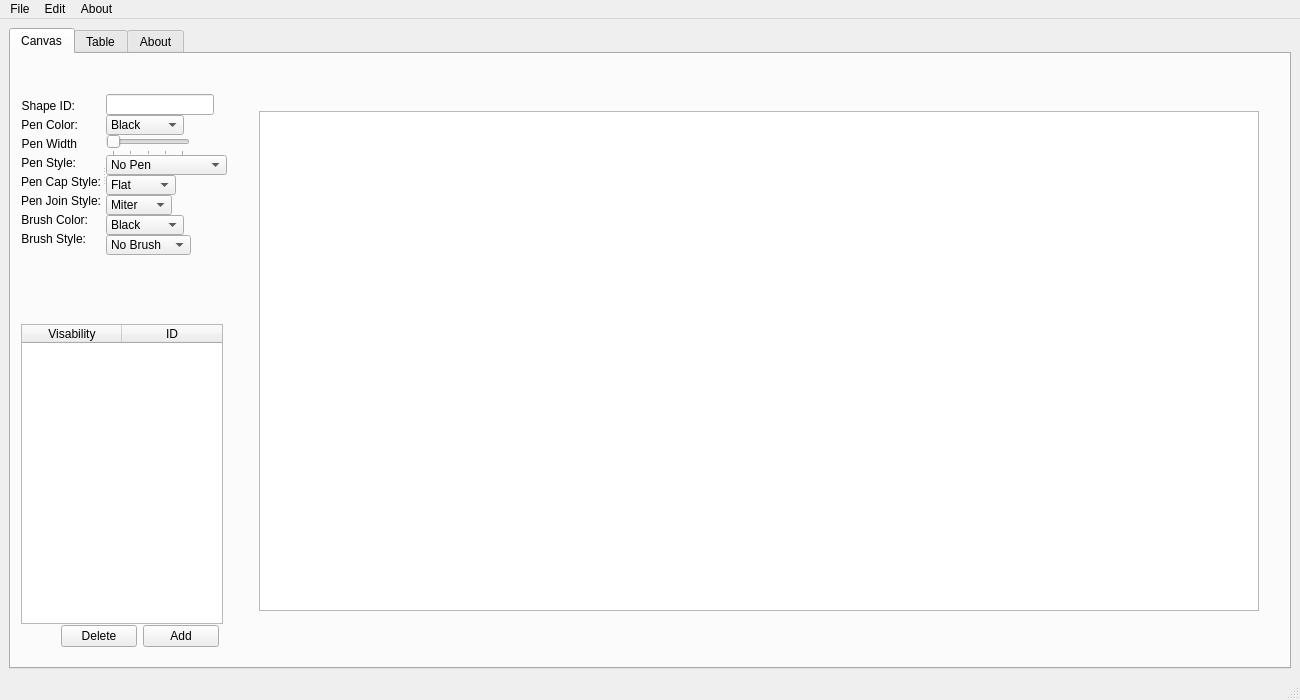
Qt form CoolCats/maininterface.ui (25wes25/include-dad-) before a commit.
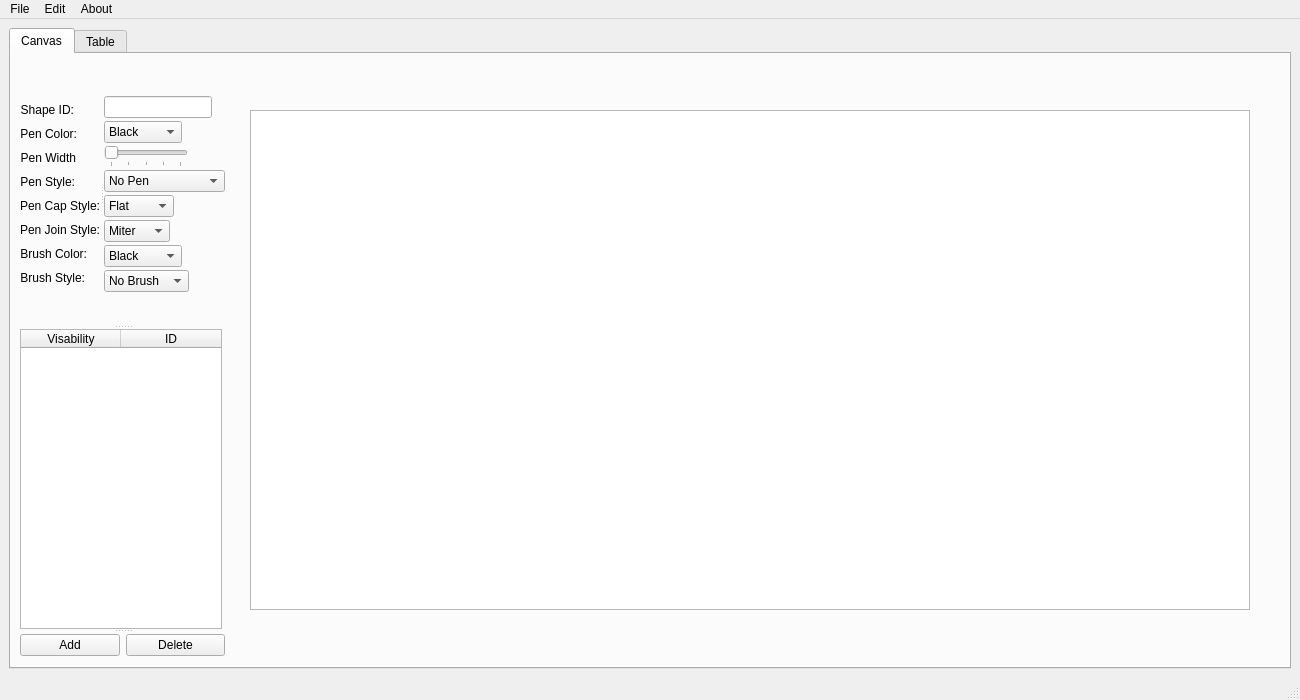
The same form after that commit.

```diff
--- a/CoolCats/maininterface.ui
+++ b/CoolCats/maininterface.ui
@@ -48,90 +48,21 @@
        <attribute name="title">
         <string>Canvas</string>
        </attribute>
-       <widget class="QGraphicsView" name="RenderArea">
-        <property name="geometry">
-         <rect>
-          <x>248</x>
-          <y>57</y>
-          <width>1000</width>
-          <height>500</height>
-         </rect>
-        </property>
-        <property name="sizePolicy">
-         <sizepolicy hsizetype="Fixed" vsizetype="Fixed">
-          <horstretch>0</horstretch>
-          <verstretch>0</verstretch>
-         </sizepolicy>
-        </property>
-        <property name="minimumSize">
-         <size>
-          <width>1000</width>
-          <height>500</height>
-         </size>
-        </property>
-        <property name="maximumSize">
-         <size>
-          <width>0</width>
-          <height>500</height>
-         </size>
-        </property>
-       </widget>
-       <widget class="QTableWidget" name="layerTable">
-        <property name="geometry">
-         <rect>
-          <x>10</x>
-          <y>270</y>
-          <width>202</width>
-          <height>300</height>
-         </rect>
-        </property>
-        <property name="sizePolicy">
-         <sizepolicy hsizetype="Fixed" vsizetype="Expanding">
-          <horstretch>0</horstretch>
-          <verstretch>0</verstretch>
-         </sizepolicy>
-        </property>
-        <property name="minimumSize">
-         <size>
-          <width>202</width>
-          <height>300</height>
-         </size>
-        </property>
-        <property name="maximumSize">
-         <size>
-          <width>202</width>
-          <height>500</height>
-         </size>
-        </property>
-        <property name="sizeAdjustPolicy">
-         <enum>QAbstractScrollArea::AdjustToContents</enum>
-        </property>
-        <property name="autoScrollMargin">
-         <number>16</number>
-        </property>
-        <property name="columnCount">
-         <number>2</number>
-        </property>
-        <column>
-         <property name="text">
-          <string>Visability</string>
-         </property>
-        </column>
-        <column>
-         <property name="text">
-          <string>ID</string>
-         </property>
-        </column>
-       </widget>
+       <layout class="QGridLayout" name="gridLayout_2">
+        <item row="0" column="0">
+         <layout class="QHBoxLayout" name="horizontalLayout">
+          <property name="spacing">
+           <number>25</number>
+          </property>
+          <property name="rightMargin">
+           <number>100</number>
+          </property>
+          <item>
+           <widget class="QSplitter" name="CanvasInfoSplitter">
+            <property name="orientation">
+             <enum>Qt::Vertical</enum>
+            </property>
        <widget class="QSplitter" name="InputSplitter">
-        <property name="geometry">
-         <rect>
-          <x>10</x>
-          <y>10</y>
-          <width>208</width>
-          <height>221</height>
-         </rect>
-        </property>
         <property name="sizePolicy">
          <sizepolicy hsizetype="Fixed" vsizetype="Fixed">
           <horstretch>0</horstretch>
@@ -600,23 +531,47 @@
          </layout>
         </widget>
        </widget>
+            <widget class="QTableWidget" name="layerTable">
+             <property name="sizePolicy">
+              <sizepolicy hsizetype="Fixed" vsizetype="Expanding">
+               <horstretch>0</horstretch>
+               <verstretch>0</verstretch>
+              </sizepolicy>
+             </property>
+             <property name="minimumSize">
+              <size>
+               <width>202</width>
+               <height>300</height>
+              </size>
+             </property>
+             <property name="maximumSize">
+              <size>
+               <width>202</width>
+               <height>500</height>
+              </size>
+             </property>
+             <property name="sizeAdjustPolicy">
+              <enum>QAbstractScrollArea::AdjustToContents</enum>
+             </property>
+             <property name="autoScrollMargin">
+              <number>16</number>
+             </property>
+             <property name="columnCount">
+              <number>2</number>
+             </property>
+             <column>
+              <property name="text">
+               <string>Visability</string>
+              </property>
+             </column>
+             <column>
+              <property name="text">
+               <string>ID</string>
+              </property>
+             </column>
+            </widget>
        <widget class="QWidget" name="layoutWidget_4">
-        <property name="geometry">
-         <rect>
-          <x>50</x>
-          <y>570</y>
-          <width>158</width>
-          <height>25</height>
-         </rect>
-        </property>
         <layout class="QHBoxLayout" name="Adddelete_3">
-         <item>
-          <widget class="QPushButton" name="DeleteObj">
-           <property name="text">
-            <string>Delete</string>
-           </property>
-          </widget>
-         </item>
          <item>
           <widget class="QPushButton" name="AddObject_4">
            <property name="text">
@@ -624,8 +579,42 @@
            </property>
           </widget>
          </item>
-        </layout>
-       </widget>
+              <item>
+               <widget class="QPushButton" name="DeleteObj">
+                <property name="text">
+                 <string>Delete</string>
+                </property>
+               </widget>
+              </item>
+             </layout>
+            </widget>
+           </widget>
+          </item>
+          <item>
+           <widget class="QGraphicsView" name="RenderArea">
+            <property name="sizePolicy">
+             <sizepolicy hsizetype="Fixed" vsizetype="Fixed">
+              <horstretch>0</horstretch>
+              <verstretch>0</verstretch>
+             </sizepolicy>
+            </property>
+            <property name="minimumSize">
+             <size>
+              <width>1000</width>
+              <height>500</height>
+             </size>
+            </property>
+            <property name="maximumSize">
+             <size>
+              <width>0</width>
+              <height>500</height>
+             </size>
+            </property>
+           </widget>
+          </item>
+         </layout>
+        </item>
+       </layout>
       </widget>
       <widget class="QWidget" name="Table">
        <attribute name="title">
@@ -642,53 +631,6 @@
         </property>
        </widget>
       </widget>
-      <widget class="QWidget" name="About">
-       <property name="enabled">
-        <bool>true</bool>
-       </property>
-       <attribute name="title">
-        <string>About</string>
-       </attribute>
-       <widget class="QLabel" name="contactUsLabel">
-        <property name="geometry">
-         <rect>
-          <x>810</x>
-          <y>130</y>
-          <width>211</width>
-          <height>16</height>
-         </rect>
-        </property>
-        <property name="text">
-         <string>Contact us</string>
-        </property>
-       </widget>
-       <widget class="QLabel" name="mainenancePlanLabel">
-        <property name="geometry">
-         <rect>
-          <x>230</x>
-          <y>150</y>
-          <width>181</width>
-          <height>16</height>
-         </rect>
-        </property>
-        <property name="text">
-         <string>Maintenance Plan</string>
-        </property>
-       </widget>
-       <widget class="QLabel" name="testimonialsLabel">
-        <property name="geometry">
-         <rect>
-          <x>520</x>
-          <y>330</y>
-          <width>201</width>
-          <height>16</height>
-         </rect>
-        </property>
-        <property name="text">
-         <string>Testimonials</string>
-        </property>
-       </widget>
-      </widget>
      </widget>
     </item>
    </layout>
```
Left out of the diff: 4 changed lines with no effect on the pictures. Lines whose indentation alone changed are shown as unchanged.
